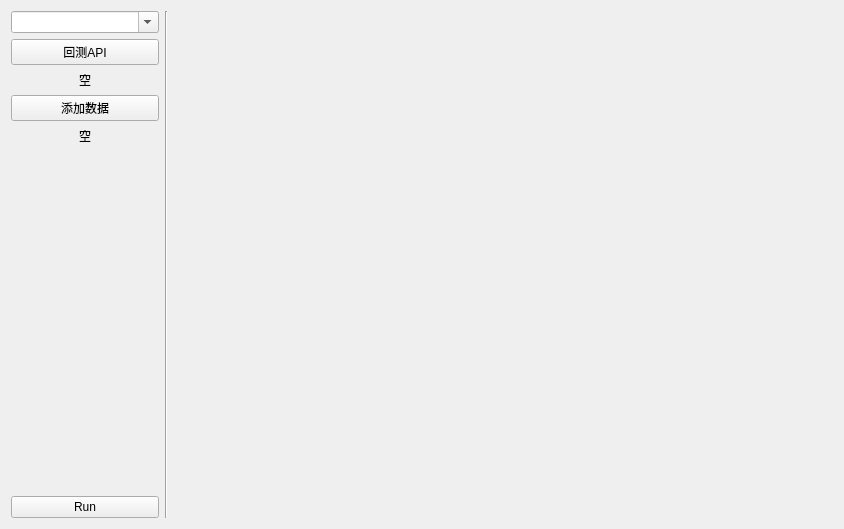
Old version of the form app/ui/backtrack.ui in the repository ctpbee/ctpbee_desktop.
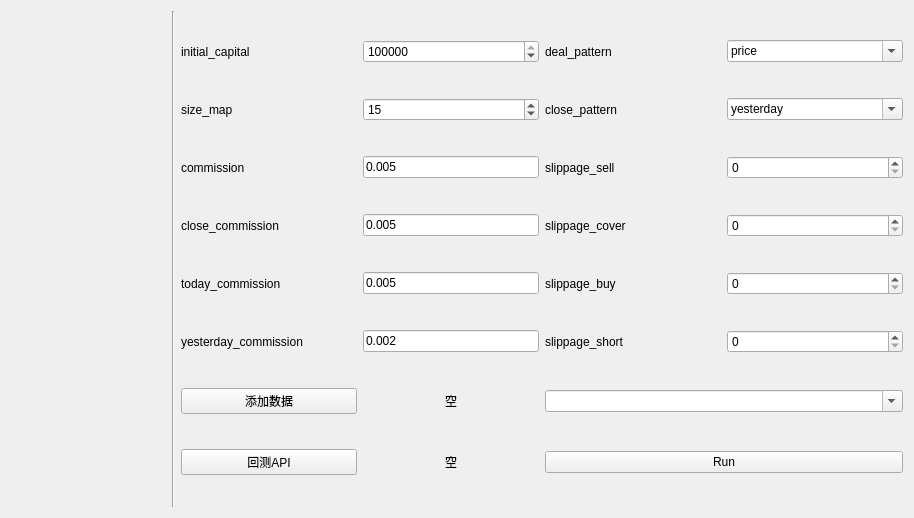
New version of the form.

```diff
--- a/app/ui/backtrack.ui
+++ b/app/ui/backtrack.ui
@@ -6,8 +6,8 @@
    <rect>
     <x>0</x>
     <y>0</y>
-    <width>844</width>
-    <height>529</height>
+    <width>914</width>
+    <height>518</height>
    </rect>
   </property>
   <property name="windowTitle">
@@ -15,24 +15,92 @@
   </property>
   <layout class="QHBoxLayout" name="horizontalLayout" stretch="2,0,9">
    <item>
-    <layout class="QVBoxLayout" name="verticalLayout_3">
+    <layout class="QVBoxLayout" name="res_layout"/>
+   </item>
      <item>
-      <widget class="QComboBox" name="local_symbol_box">
+    <widget class="Line" name="line">
+     <property name="orientation">
+      <enum>Qt::Vertical</enum>
+     </property>
+    </widget>
+   </item>
+   <item>
+    <layout class="QGridLayout" name="gridLayout" columnstretch="3,3,3,3,0">
+     <item row="4" column="1">
+      <widget class="QLineEdit" name="commission">
+       <property name="text">
+        <string>0.005</string>
+       </property>
+      </widget>
+     </item>
+     <item row="2" column="0">
+      <widget class="QLabel" name="label_4">
+       <property name="text">
+        <string>size_map</string>
+       </property>
+      </widget>
+     </item>
+     <item row="6" column="3">
+      <widget class="QSpinBox" name="slippage_buy"/>
+     </item>
+     <item row="1" column="1">
+      <widget class="QSpinBox" name="initial_capital">
+       <property name="maximum">
+        <number>999999999</number>
+       </property>
+       <property name="value">
+        <number>100000</number>
+       </property>
+      </widget>
+     </item>
+     <item row="5" column="2">
+      <widget class="QLabel" name="label_9">
+       <property name="text">
+        <string>slippage_cover</string>
+       </property>
+      </widget>
+     </item>
+     <item row="1" column="0">
+      <widget class="QLabel" name="label">
+       <property name="text">
+        <string>initial_capital</string>
+       </property>
+      </widget>
+     </item>
+     <item row="7" column="0">
+      <widget class="QLabel" name="label_6">
+       <property name="text">
+        <string>yesterday_commission</string>
+       </property>
+      </widget>
+     </item>
+     <item row="1" column="3">
+      <widget class="QComboBox" name="deal_pattern">
        <property name="editable">
         <bool>true</bool>
        </property>
+       <item>
+        <property name="text">
+         <string>price</string>
+        </property>
+       </item>
       </widget>
      </item>
-     <item>
-      <layout class="QVBoxLayout" name="verticalLayout_2">
-       <item>
-        <widget class="QPushButton" name="add_backtrack_btn">
+     <item row="6" column="2">
+      <widget class="QLabel" name="label_10">
          <property name="text">
-          <string>回测API</string>
+        <string>slippage_buy</string>
          </property>
         </widget>
        </item>
-       <item>
+     <item row="4" column="2">
+      <widget class="QLabel" name="label_8">
+       <property name="text">
+        <string>slippage_sell</string>
+       </property>
+      </widget>
+     </item>
+     <item row="8" column="1">
         <widget class="QLabel" name="backtrack_label">
          <property name="text">
           <string>空</string>
@@ -42,18 +110,112 @@
          </property>
         </widget>
        </item>
-      </layout>
+     <item row="4" column="0">
+      <widget class="QLabel" name="label_2">
+       <property name="text">
+        <string>commission</string>
+       </property>
+      </widget>
      </item>
+     <item row="2" column="2">
+      <widget class="QLabel" name="label_12">
+       <property name="text">
+        <string>close_pattern</string>
+       </property>
+      </widget>
+     </item>
+     <item row="7" column="3">
+      <widget class="QSpinBox" name="slippage_short"/>
+     </item>
+     <item row="6" column="0">
+      <widget class="QLabel" name="label_5">
+       <property name="text">
+        <string>today_commission</string>
+       </property>
+      </widget>
+     </item>
+     <item row="5" column="0">
+      <widget class="QLabel" name="label_7">
+       <property name="text">
+        <string>close_commission</string>
+       </property>
+      </widget>
+     </item>
+     <item row="4" column="3">
+      <widget class="QSpinBox" name="slippage_sell"/>
+     </item>
+     <item row="2" column="3">
+      <widget class="QComboBox" name="close_pattern">
+       <property name="editable">
+        <bool>true</bool>
+       </property>
      <item>
-      <layout class="QVBoxLayout" name="verticalLayout">
-       <item>
+        <property name="text">
+         <string>yesterday</string>
+        </property>
+       </item>
+      </widget>
+     </item>
+     <item row="7" column="2">
+      <widget class="QLabel" name="label_11">
+       <property name="text">
+        <string>slippage_short</string>
+       </property>
+      </widget>
+     </item>
+     <item row="1" column="2">
+      <widget class="QLabel" name="label_3">
+       <property name="text">
+        <string>deal_pattern</string>
+       </property>
+      </widget>
+     </item>
+     <item row="5" column="1">
+      <widget class="QLineEdit" name="close_commission">
+       <property name="text">
+        <string>0.005</string>
+       </property>
+      </widget>
+     </item>
+     <item row="5" column="3">
+      <widget class="QSpinBox" name="slippage_cover"/>
+     </item>
+     <item row="6" column="1">
+      <widget class="QLineEdit" name="today_commission">
+       <property name="text">
+        <string>0.005</string>
+       </property>
+      </widget>
+     </item>
+     <item row="8" column="0">
         <widget class="QPushButton" name="add_data_btn">
          <property name="text">
           <string>添加数据</string>
          </property>
         </widget>
        </item>
-       <item>
+     <item row="7" column="1">
+      <widget class="QLineEdit" name="yesterday_commission">
+       <property name="text">
+        <string>0.002</string>
+       </property>
+      </widget>
+     </item>
+     <item row="2" column="1">
+      <widget class="QSpinBox" name="size_map">
+       <property name="value">
+        <number>15</number>
+       </property>
+      </widget>
+     </item>
+     <item row="9" column="0">
+      <widget class="QPushButton" name="add_backtrack_btn">
+       <property name="text">
+        <string>回测API</string>
+       </property>
+      </widget>
+     </item>
+     <item row="9" column="1">
         <widget class="QLabel" name="data_label">
          <property name="text">
           <string>空</string>
@@ -63,39 +225,21 @@
          </property>
         </widget>
        </item>
-      </layout>
-     </item>
-     <item>
-      <spacer name="verticalSpacer_2">
-       <property name="orientation">
-        <enum>Qt::Vertical</enum>
-       </property>
-       <property name="sizeHint" stdset="0">
-        <size>
-         <width>20</width>
-         <height>40</height>
-        </size>
-       </property>
-      </spacer>
-     </item>
-     <item>
+     <item row="9" column="2" colspan="2">
       <widget class="QPushButton" name="run_btn">
        <property name="text">
         <string>Run</string>
        </property>
       </widget>
      </item>
-    </layout>
-   </item>
-   <item>
-    <widget class="Line" name="line">
-     <property name="orientation">
-      <enum>Qt::Vertical</enum>
+     <item row="8" column="2" colspan="2">
+      <widget class="QComboBox" name="local_symbol_box">
+       <property name="editable">
+        <bool>true</bool>
      </property>
     </widget>
    </item>
-   <item>
-    <layout class="QVBoxLayout" name="res_layout"/>
+    </layout>
    </item>
   </layout>
  </widget>
```
Left out of the diff: 2 changed lines with no effect on the pictures. Lines whose indentation alone changed are shown as unchanged.
